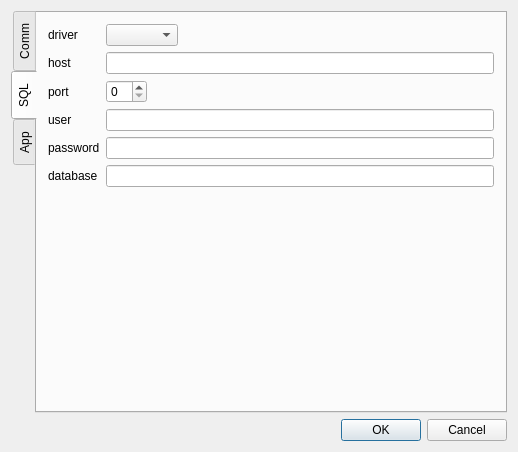
First picture: the form in quickevent/plugins/qml/CardReadout/src/dlgsettings.ui, repository Quick-Event/quickbox, before the edit.
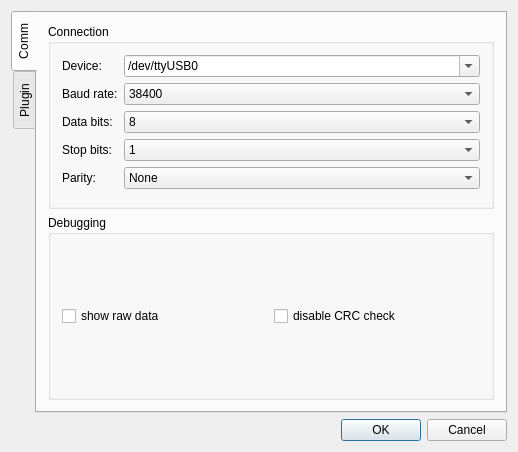
Second picture: the form after the edit. The open tabs and pages were chosen to show the change.

Commit message: Obsolete CardReader settings removed from dialog

```diff
--- a/quickevent/plugins/qml/CardReadout/src/dlgsettings.ui
+++ b/quickevent/plugins/qml/CardReadout/src/dlgsettings.ui
@@ -231,86 +231,9 @@
        </item>
       </layout>
      </widget>
-     <widget class="QWidget" name="tabSql">
-      <attribute name="title">
-       <string>SQL</string>
-      </attribute>
-      <layout class="QFormLayout" name="formLayout_2">
-       <property name="fieldGrowthPolicy">
-        <enum>QFormLayout::ExpandingFieldsGrow</enum>
-       </property>
-       <item row="1" column="0">
-        <widget class="QLabel" name="label">
-         <property name="text">
-          <string>host</string>
-         </property>
-        </widget>
-       </item>
-       <item row="1" column="1">
-        <widget class="QLineEdit" name="edSqlHost"/>
-       </item>
-       <item row="2" column="0">
-        <widget class="QLabel" name="label_2">
-         <property name="text">
-          <string>port</string>
-         </property>
-        </widget>
-       </item>
-       <item row="2" column="1">
-        <widget class="QSpinBox" name="edSqlPort"/>
-       </item>
-       <item row="3" column="0">
-        <widget class="QLabel" name="label_3">
-         <property name="text">
-          <string>user</string>
-         </property>
-        </widget>
-       </item>
-       <item row="3" column="1">
-        <widget class="QLineEdit" name="edSqlUser"/>
-       </item>
-       <item row="4" column="0">
-        <widget class="QLabel" name="label_4">
-         <property name="text">
-          <string>password</string>
-         </property>
-        </widget>
-       </item>
-       <item row="4" column="1">
-        <widget class="QLineEdit" name="edSqlPassword">
-         <property name="toolTip">
-          <string>Password is stored unencrypted!</string>
-         </property>
-         <property name="echoMode">
-          <enum>QLineEdit::Password</enum>
-         </property>
-        </widget>
-       </item>
-       <item row="5" column="0">
-        <widget class="QLabel" name="label_5">
-         <property name="text">
-          <string>database</string>
-         </property>
-        </widget>
-       </item>
-       <item row="5" column="1">
-        <widget class="QLineEdit" name="edSqlDatabase"/>
-       </item>
-       <item row="0" column="0">
-        <widget class="QLabel" name="label_7">
-         <property name="text">
-          <string>driver</string>
-         </property>
-        </widget>
-       </item>
-       <item row="0" column="1">
-        <widget class="QComboBox" name="lstSqlDriver"/>
-       </item>
-      </layout>
-     </widget>
      <widget class="QWidget" name="tab">
       <attribute name="title">
-       <string>App</string>
+       <string>Plugin</string>
       </attribute>
       <layout class="QVBoxLayout" name="verticalLayout_2">
        <item>
```
Left out of the diff: 23 changed lines with no effect on the pictures. The commit also changes 3 other files.
